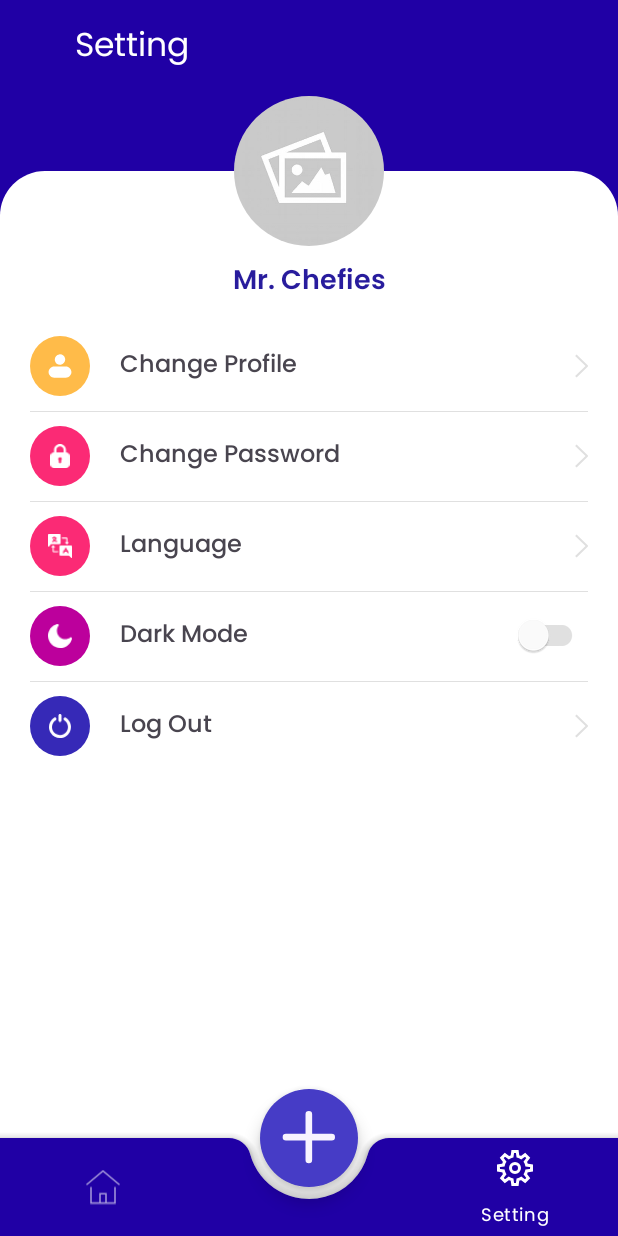
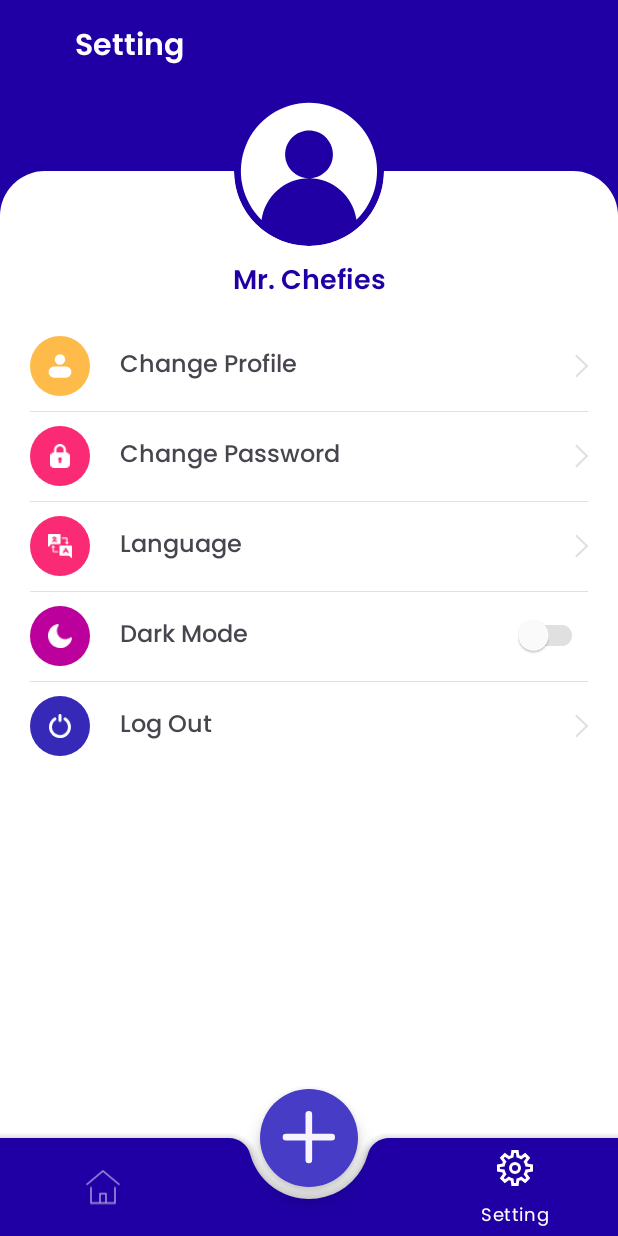
Before and after one commit to Chefies/chefies-mobile, an Android app: the SettingsFragment screen opened through its navigation route, on a phone screen of 412 x 824 dp. Run offline under Robolectric (Android 15) with nearby library versions, the phone set to English and light mode, and no system bars; our stand-ins replace CircleImageView, navigation-ui; libraries missing offline, so code that uses them is left out: com.yalantis.ucrop, org.tensorflow.lite; network calls fail; pictures from the network do not load; 10 statements that could not run were skipped.

Commit message:
add localization & improve code

```diff
--- a/app/src/main/java/com/fransbudikashira/chefies/data/repository/MainRepository.kt
+++ b/app/src/main/java/com/fransbudikashira/chefies/data/repository/MainRepository.kt
@@ -24,8 +24,9 @@ class MainRepository(
                 if (response.body() != null) {
                     emit(Result.Success(response.body()!!))
                     Log.d(TAG, "Get Recipes Response: ${response.body()}")
-                } else {
-                    emit(Result.Error("Response body is null"))
+                }
+                if (response.body()!!.recipes.isEmpty()) {
+                    emit(Result.Error("Recipe not available for this ingredients"))
                 }
             } else {
                 val errorBody = response.errorBody()?.string()
--- a/app/src/main/java/com/fransbudikashira/chefies/ui/main/settings/SettingsFragment.kt
+++ b/app/src/main/java/com/fransbudikashira/chefies/ui/main/settings/SettingsFragment.kt
@@ -5,12 +5,12 @@ import android.content.Intent
 import android.graphics.Color
 import android.graphics.drawable.ColorDrawable
 import android.os.Bundle
+import android.provider.Settings
 import androidx.fragment.app.Fragment
 import android.view.LayoutInflater
 import android.view.View
 import android.view.ViewGroup
 import android.view.Window
-import android.widget.Toast
 import androidx.appcompat.app.AppCompatActivity
 import androidx.lifecycle.ViewModelProvider
 import com.fransbudikashira.chefies.R
@@ -47,6 +47,10 @@ class SettingsFragment : Fragment() {
 
         // set ViewModel
         viewModel = obtainViewModel(requireActivity() as AppCompatActivity)
+
+        binding.languageSetting.setOnClickListener {
+            startActivity(Intent(Settings.ACTION_LOCALE_SETTINGS))
+        }
 
         binding.btnLogout.setOnClickListener {
             showCustomDialogBox()
--- a/app/src/main/java/com/fransbudikashira/chefies/ui/result/ResultActivity.kt
+++ b/app/src/main/java/com/fransbudikashira/chefies/ui/result/ResultActivity.kt
@@ -253,7 +253,7 @@ class ResultActivity : AppCompatActivity() {
     private fun handleError(error: String) {
         showLoading(false)
         Log.e("MLResultActivity", "Recipes Error: $error")
-        showToast("Failed to get recipes: $error")
+        showToast(getString(R.string.failed_to_get_recipes_txt) + error)
     }
 
     private fun showLoading(isLoading: Boolean) {
--- a/app/src/main/java/com/fransbudikashira/chefies/ui/splash/SplashActivity.kt
+++ b/app/src/main/java/com/fransbudikashira/chefies/ui/splash/SplashActivity.kt
@@ -28,6 +28,8 @@ class SplashActivity : AppCompatActivity() {
             insets
         }
 
+        window.navigationBarColor = getColor(R.color.md_theme_primary)
+
         val factory: AuthViewModelFactory = AuthViewModelFactory.getInstance(this)
         val viewModel: SplashViewModel by viewModels { factory }
 
--- /dev/null
+++ b/app/src/main/res/drawable/ic_profile_pic.xml
@@ -0,0 +1,15 @@
+<vector xmlns:android="http://schemas.android.com/apk/res/android"
+    android:width="100dp"
+    android:height="100dp"
+    android:viewportWidth="100"
+    android:viewportHeight="100">
+  <path
+      android:pathData="M50,0C40.11,0 30.44,2.93 22.22,8.43C14,13.92 7.59,21.73 3.81,30.87C0.02,40 -0.97,50.06 0.96,59.75C2.89,69.45 7.65,78.36 14.64,85.36C21.64,92.35 30.55,97.11 40.25,99.04C49.94,100.97 60,99.98 69.13,96.19C78.27,92.41 86.08,86 91.57,77.78C97.07,69.56 100,59.89 100,50C99.99,36.74 94.71,24.03 85.34,14.66C75.97,5.29 63.26,0.01 50,0Z"
+      android:fillColor="@color/md_theme_primary"/>
+  <path
+      android:pathData="M50,4.55C41.01,4.55 32.22,7.21 24.75,12.21C17.27,17.2 11.45,24.3 8.01,32.61C4.57,40.91 3.66,50.05 5.42,58.87C7.17,67.68 11.5,75.78 17.86,82.14C24.22,88.5 32.31,92.83 41.13,94.58C49.95,96.33 59.09,95.43 67.39,91.99C75.7,88.55 82.8,82.73 87.79,75.25C92.79,67.78 95.45,58.99 95.45,50C95.44,37.95 90.65,26.39 82.13,17.87C73.61,9.35 62.05,4.56 50,4.55Z"
+      android:fillColor="@color/md_theme_primary"/>
+  <path
+      android:pathData="M50,4.55C40.96,4.56 32.13,7.26 24.63,12.32C17.14,17.37 11.32,24.55 7.92,32.93C4.53,41.3 3.71,50.51 5.57,59.35C7.43,68.2 11.88,76.29 18.37,82.59C19.39,74.92 23.16,67.89 28.97,62.79C34.79,57.69 42.26,54.88 50,54.88C46.85,54.88 43.77,53.94 41.15,52.19C38.52,50.44 36.48,47.95 35.28,45.04C34.07,42.13 33.75,38.92 34.37,35.83C34.98,32.74 36.5,29.9 38.73,27.67C40.96,25.44 43.8,23.92 46.9,23.31C49.99,22.7 53.19,23.01 56.1,24.22C59.02,25.43 61.5,27.47 63.26,30.09C65.01,32.71 65.94,35.8 65.94,38.95C65.94,43.17 64.26,47.23 61.27,50.21C58.28,53.2 54.23,54.88 50,54.88C57.73,54.88 65.2,57.69 71.02,62.78C76.84,67.88 80.61,74.91 81.63,82.58C88.11,76.28 92.56,68.19 94.42,59.34C96.28,50.5 95.46,41.3 92.06,32.92C88.66,24.55 82.85,17.37 75.36,12.32C67.87,7.26 59.04,4.56 50,4.55Z"
+      android:fillColor="@color/md_theme_onPrimary"/>
+</vector>
--- a/app/src/main/res/layout/activity_change_password.xml
+++ b/app/src/main/res/layout/activity_change_password.xml
@@ -24,7 +24,7 @@
             android:paddingStart="12dp"
             app:navigationIcon="@drawable/ic_arrow_back"
             app:navigationIconTint="@color/black"
-            app:title="@string/your_photo_result_txt"
+            app:title="@string/change_password_text"
             app:titleTextColor="@color/black"
             app:titleTextAppearance="@style/TextAppearance.Toolbar.Title.Bold"
             tools:ignore="RtlSymmetry" />
@@ -75,7 +75,6 @@
                     android:id="@+id/etNewPassword"
                     android:layout_width="match_parent"
                     android:layout_height="wrap_content"
-                    android:ems="10"
                     android:inputType="textPassword"
                     android:textSize="14sp"
                     tools:ignore="SpeakableTextPresentCheck" />
@@ -112,7 +111,6 @@
                     android:id="@+id/etConfirmNewPassword"
                     android:layout_width="match_parent"
                     android:layout_height="wrap_content"
-                    android:ems="10"
                     android:inputType="textPassword"
                     android:textSize="14sp"
                     tools:ignore="SpeakableTextPresentCheck" />
--- a/app/src/main/res/layout/activity_main.xml
+++ b/app/src/main/res/layout/activity_main.xml
@@ -21,13 +21,14 @@
 
         <com.google.android.material.appbar.MaterialToolbar
             android:id="@+id/toolbar"
-            app:title="@string/app_name"
-            app:titleTextColor="@color/md_theme_onPrimary"
-            app:titleMarginStart="50dp"
             android:layout_width="match_parent"
             android:layout_height="?attr/actionBarSize"
             android:background="@color/md_theme_primary"
-            android:elevation="4dp" />
+            android:elevation="4dp"
+            app:title="@string/app_name"
+            app:titleMarginStart="50dp"
+            app:titleTextAppearance="@style/TextAppearance.Toolbar.Title.Bold"
+            app:titleTextColor="@color/md_theme_onPrimary" />
     </com.google.android.material.appbar.AppBarLayout>
 
     <!-- Fragment Container -->
@@ -59,14 +60,6 @@
         app:layout_constraintBottom_toBottomOf="parent"
         app:layout_constraintEnd_toEndOf="parent"
         app:layout_constraintStart_toStartOf="parent">
-
-        <!-- for make shadow, it works, but the shadow doesn't follow the curve -->
-        <!--        <View-->
-        <!--            android:layout_width="match_parent"-->
-        <!--            android:layout_height="4dp"-->
-        <!--            android:background="@drawable/shadow"-->
-        <!--            app:layout_anchor="@id/bottom_navigation"-->
-        <!--            app:layout_anchorGravity="top"/>-->
 
         <com.google.android.material.bottomappbar.BottomAppBar
             android:id="@+id/bottom_app_bar"
--- a/app/src/main/res/layout/activity_mlresult.xml
+++ b/app/src/main/res/layout/activity_mlresult.xml
@@ -20,7 +20,7 @@
             android:layout_width="match_parent"
             android:layout_height="wrap_content"
             android:paddingStart="12dp"
-            app:title="Your Photo Result"
+            app:title="@string/your_photo_result_txt"
             app:navigationIcon="@drawable/ic_arrow_back"
             app:titleTextAppearance="@style/TextAppearance.Toolbar.Title.Bold"
             tools:ignore="RtlSymmetry" />
--- a/app/src/main/res/layout/fragment_settings.xml
+++ b/app/src/main/res/layout/fragment_settings.xml
@@ -28,7 +28,7 @@
             android:layout_marginTop="60dp"
             android:includeFontPadding="false"
             android:text="@string/username"
-            android:textColor="@color/primary"
+            android:textColor="@color/md_theme_primary"
             android:textSize="18sp"
             app:fontFamily="@font/poppins_semibold"
             app:layout_constraintEnd_toEndOf="parent"
@@ -254,7 +254,7 @@
         android:id="@+id/iv_profile"
         android:layout_width="100dp"
         android:layout_height="100dp"
-        android:src="@drawable/empty_image"
+        android:src="@drawable/ic_profile_pic"
         app:layout_constraintBottom_toTopOf="@+id/content_layout"
         app:layout_constraintEnd_toEndOf="parent"
         app:layout_constraintStart_toStartOf="@id/content_layout"
```
Also changed, not shown: app/src/main/java/com/fransbudikashira/chefies/ui/main/MainActivity.kt (+22 -2 lines), app/src/main/java/com/fransbudikashira/chefies/ui/mlResult/MLResultActivity.kt (+9 -5 lines), app/src/main/res/layout/activity_change_profile.xml (+4 -4 lines), app/src/main/res/layout/item_recipe_menu.xml (+5 -4 lines), app/src/main/res/values/strings.xml (+12 -11 lines), 1 other file.
